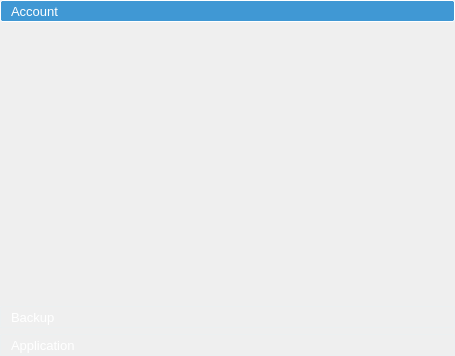
Qt form forms/settingswidget.ui (Tarsnap/tarsnap-gui) before a commit.
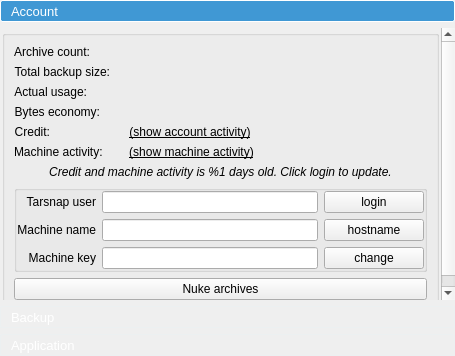
The same form after that commit. Custom widgets are drawn as their Qt base class.

Commit message: forms: move Settings.Account into SettingsWidget

```diff
--- a/forms/settingswidget.ui
+++ b/forms/settingswidget.ui
@@ -74,6 +74,423 @@
        <property name="bottomMargin">
         <number>0</number>
        </property>
+       <item>
+        <widget class="QGroupBox" name="settingsAccountGroupBox">
+         <property name="title">
+          <string/>
+         </property>
+         <layout class="QVBoxLayout" name="settingsAccountGroupBoxVerticalLayout">
+          <item>
+           <layout class="QFormLayout" name="settingsGroupFormLayout">
+            <property name="fieldGrowthPolicy">
+             <enum>QFormLayout::ExpandingFieldsGrow</enum>
+            </property>
+            <property name="formAlignment">
+             <set>Qt::AlignLeading|Qt::AlignLeft|Qt::AlignTop</set>
+            </property>
+            <item row="0" column="0">
+             <widget class="QLabel" name="archiveCountLabel">
+              <property name="toolTip">
+               <string>Number of Archives stored for this Machine</string>
+              </property>
+              <property name="text">
+               <string>Archive count:</string>
+              </property>
+              <property name="alignment">
+               <set>Qt::AlignRight|Qt::AlignTrailing|Qt::AlignVCenter</set>
+              </property>
+             </widget>
+            </item>
+            <item row="0" column="1">
+             <widget class="QLabel" name="accountArchivesCountLabel">
+              <property name="text">
+               <string notr="true"/>
+              </property>
+              <property name="textInteractionFlags">
+               <set>Qt::LinksAccessibleByMouse|Qt::TextSelectableByMouse</set>
+              </property>
+             </widget>
+            </item>
+            <item row="1" column="0">
+             <widget class="QLabel" name="totalBackupLabel">
+              <property name="toolTip">
+               <string>Real size of all stored archives (before compression and deduplication)</string>
+              </property>
+              <property name="text">
+               <string>Total backup size:</string>
+              </property>
+              <property name="alignment">
+               <set>Qt::AlignRight|Qt::AlignTrailing|Qt::AlignVCenter</set>
+              </property>
+             </widget>
+            </item>
+            <item row="1" column="1">
+             <widget class="QLabel" name="accountTotalSizeLabel">
+              <property name="text">
+               <string notr="true"/>
+              </property>
+              <property name="textInteractionFlags">
+               <set>Qt::LinksAccessibleByMouse|Qt::TextSelectableByMouse</set>
+              </property>
+             </widget>
+            </item>
+            <item row="2" column="0">
+             <widget class="QLabel" name="actualUsageLabel">
+              <property name="toolTip">
+               <string>On the Tarsnap servers, this is what you're paying for</string>
+              </property>
+              <property name="text">
+               <string>Actual usage:</string>
+              </property>
+              <property name="alignment">
+               <set>Qt::AlignRight|Qt::AlignTrailing|Qt::AlignVCenter</set>
+              </property>
+             </widget>
+            </item>
+            <item row="2" column="1">
+             <widget class="QLabel" name="accountActualSizeLabel">
+              <property name="text">
+               <string notr="true"/>
+              </property>
+              <property name="textInteractionFlags">
+               <set>Qt::LinksAccessibleByMouse|Qt::TextSelectableByMouse</set>
+              </property>
+             </widget>
+            </item>
+            <item row="3" column="0">
+             <widget class="QLabel" name="bytesEconomyLabel">
+              <property name="toolTip">
+               <string>Bytes reduced by deduplication and compression</string>
+              </property>
+              <property name="text">
+               <string>Bytes economy:</string>
+              </property>
+              <property name="alignment">
+               <set>Qt::AlignRight|Qt::AlignTrailing|Qt::AlignVCenter</set>
+              </property>
+             </widget>
+            </item>
+            <item row="3" column="1">
+             <widget class="QLabel" name="accountStorageSavedLabel">
+              <property name="text">
+               <string notr="true"/>
+              </property>
+              <property name="textInteractionFlags">
+               <set>Qt::LinksAccessibleByMouse|Qt::TextSelectableByMouse</set>
+              </property>
+             </widget>
+            </item>
+            <item row="4" column="0">
+             <widget class="QLabel" name="creditLabel">
+              <property name="toolTip">
+               <string>Credit left on Tarsnap</string>
+              </property>
+              <property name="text">
+               <string>Credit:</string>
+              </property>
+              <property name="alignment">
+               <set>Qt::AlignRight|Qt::AlignTrailing|Qt::AlignVCenter</set>
+              </property>
+             </widget>
+            </item>
+            <item row="4" column="1">
+             <layout class="QHBoxLayout" name="creditHorizontalLayout">
+              <item>
+               <widget class="ElidedLabel" name="accountCreditLabel">
+                <property name="toolTip">
+                 <string>Click login button to update</string>
+                </property>
+                <property name="text">
+                 <string notr="true"/>
+                </property>
+                <property name="textInteractionFlags">
+                 <set>Qt::LinksAccessibleByMouse|Qt::TextSelectableByMouse</set>
+                </property>
+                <property name="elide" stdset="0">
+                 <string notr="true">Qt::ElideRight</string>
+                </property>
+               </widget>
+              </item>
+              <item>
+               <widget class="QPushButton" name="accountActivityShowButton">
+                <property name="font">
+                 <font>
+                  <underline>true</underline>
+                 </font>
+                </property>
+                <property name="toolTip">
+                 <string>Show account activity, requires Tarsnap login</string>
+                </property>
+                <property name="styleSheet">
+                 <string notr="true">QPushButton {
+border: 1px;
+}
+QPushButton:hover {
+color: blue;
+}</string>
+                </property>
+                <property name="text">
+                 <string>(show account activity)</string>
+                </property>
+               </widget>
+              </item>
+             </layout>
+            </item>
+            <item row="5" column="0">
+             <widget class="QLabel" name="machineActivityLabel">
+              <property name="toolTip">
+               <string>Last activity recorded by Tarsnap for this machine</string>
+              </property>
+              <property name="text">
+               <string>Machine activity:</string>
+              </property>
+             </widget>
+            </item>
+            <item row="5" column="1">
+             <layout class="QHBoxLayout" name="machineActivityHorizontalLayout">
+              <item>
+               <widget class="ElidedLabel" name="machineActivity">
+                <property name="toolTip">
+                 <string>Click login button to update</string>
+                </property>
+                <property name="text">
+                 <string notr="true"/>
+                </property>
+                <property name="textInteractionFlags">
+                 <set>Qt::LinksAccessibleByMouse|Qt::TextSelectableByMouse</set>
+                </property>
+                <property name="elide" stdset="0">
+                 <string notr="true">Qt::ElideRight</string>
+                </property>
+               </widget>
+              </item>
+              <item>
+               <widget class="QPushButton" name="machineActivityShowButton">
+                <property name="font">
+                 <font>
+                  <underline>true</underline>
+                 </font>
+                </property>
+                <property name="toolTip">
+                 <string>Show machine activity, requires Tarsnap login</string>
+                </property>
+                <property name="styleSheet">
+                 <string notr="true">QPushButton {
+border: 1px;
+}
+QPushButton:hover {
+color: blue;
+}</string>
+                </property>
+                <property name="text">
+                 <string>(show machine activity)</string>
+                </property>
+               </widget>
+              </item>
+             </layout>
+            </item>
+            <item row="6" column="0" colspan="2">
+             <widget class="ElidedLabel" name="outOfDateNoticeLabel">
+              <property name="font">
+               <font>
+                <italic>true</italic>
+               </font>
+              </property>
+              <property name="toolTip">
+               <string>Displayed credit might be out of date, click login button to fetch latest account details</string>
+              </property>
+              <property name="text">
+               <string>Credit and machine activity is %1 days old. Click login to update.</string>
+              </property>
+              <property name="alignment">
+               <set>Qt::AlignCenter</set>
+              </property>
+              <property name="elide" stdset="0">
+               <string notr="true">Qt::ElideRight</string>
+              </property>
+             </widget>
+            </item>
+           </layout>
+          </item>
+          <item>
+           <widget class="QGroupBox" name="settingsAccountSubGroupBox">
+            <property name="title">
+             <string/>
+            </property>
+            <layout class="QGridLayout" name="settingsAccountSubGridLayout">
+             <property name="leftMargin">
+              <number>0</number>
+             </property>
+             <property name="topMargin">
+              <number>0</number>
+             </property>
+             <property name="rightMargin">
+              <number>0</number>
+             </property>
+             <property name="bottomMargin">
+              <number>0</number>
+             </property>
+             <item row="1" column="2">
+              <widget class="QPushButton" name="accountMachineUseHostnameButton">
+               <property name="sizePolicy">
+                <sizepolicy hsizetype="Fixed" vsizetype="Fixed">
+                 <horstretch>0</horstretch>
+                 <verstretch>0</verstretch>
+                </sizepolicy>
+               </property>
+               <property name="minimumSize">
+                <size>
+                 <width>100</width>
+                 <height>0</height>
+                </size>
+               </property>
+               <property name="maximumSize">
+                <size>
+                 <width>100</width>
+                 <height>16777215</height>
+                </size>
+               </property>
+               <property name="toolTip">
+                <string>Set machine name to host name</string>
+               </property>
+               <property name="text">
+                <string>hostname</string>
+               </property>
+              </widget>
+             </item>
+             <item row="1" column="0">
+              <widget class="QLabel" name="machineNameLabel">
+               <property name="text">
+                <string>Machine name</string>
+               </property>
+               <property name="alignment">
+                <set>Qt::AlignRight|Qt::AlignTrailing|Qt::AlignVCenter</set>
+               </property>
+              </widget>
+             </item>
+             <item row="2" column="2">
+              <widget class="QPushButton" name="accountMachineKeyBrowseButton">
+               <property name="sizePolicy">
+                <sizepolicy hsizetype="Fixed" vsizetype="Fixed">
+                 <horstretch>0</horstretch>
+                 <verstretch>0</verstretch>
+                </sizepolicy>
+               </property>
+               <property name="minimumSize">
+                <size>
+                 <width>100</width>
+                 <height>0</height>
+                </size>
+               </property>
+               <property name="maximumSize">
+                <size>
+                 <width>100</width>
+                 <height>16777215</height>
+                </size>
+               </property>
+               <property name="toolTip">
+                <string>Browse for a machine key</string>
+               </property>
+               <property name="text">
+                <string>change</string>
+               </property>
+              </widget>
+             </item>
+             <item row="0" column="0">
+              <widget class="QLabel" name="tarsnapUserLabel">
+               <property name="text">
+                <string>Tarsnap user</string>
+               </property>
+               <property name="alignment">
+                <set>Qt::AlignRight|Qt::AlignTrailing|Qt::AlignVCenter</set>
+               </property>
+              </widget>
+             </item>
+             <item row="0" column="1">
+              <widget class="QLineEdit" name="accountUserLineEdit">
+               <property name="toolTip">
+                <string>E-mail address used to register on Tarsnap.com</string>
+               </property>
+               <property name="text">
+                <string notr="true"/>
+               </property>
+              </widget>
+             </item>
+             <item row="1" column="1">
+              <widget class="QLineEdit" name="accountMachineLineEdit">
+               <property name="toolTip">
+                <string>Name used for this machine</string>
+               </property>
+               <property name="text">
+                <string notr="true"/>
+               </property>
+               <property name="placeholderText">
+                <string/>
+               </property>
+              </widget>
+             </item>
+             <item row="2" column="1">
+              <widget class="QLineEdit" name="accountMachineKeyLineEdit">
+               <property name="toolTip">
+                <string>Tarsnap key used for this machine</string>
+               </property>
+               <property name="text">
+                <string notr="true"/>
+               </property>
+               <property name="placeholderText">
+                <string/>
+               </property>
+              </widget>
+             </item>
+             <item row="2" column="0">
+              <widget class="QLabel" name="machineKeyLabel">
+               <property name="text">
+                <string>Machine key</string>
+               </property>
+               <property name="alignment">
+                <set>Qt::AlignRight|Qt::AlignTrailing|Qt::AlignVCenter</set>
+               </property>
+              </widget>
+             </item>
+             <item row="0" column="2">
+              <widget class="QPushButton" name="updateAccountButton">
+               <property name="toolTip">
+                <string>Login to Tarsnap website to update credit and machine activity &lt;span style=&quot;color:gray;font-size:small&quot;&gt;%1&lt;/span&gt;</string>
+               </property>
+               <property name="text">
+                <string>login</string>
+               </property>
+              </widget>
+             </item>
+            </layout>
+           </widget>
+          </item>
+          <item>
+           <widget class="QPushButton" name="nukeArchivesButton">
+            <property name="toolTip">
+             <string>Nukes all archives stored for the current key from the Tarsnap server</string>
+            </property>
+            <property name="text">
+             <string>Nuke archives</string>
+            </property>
+           </widget>
+          </item>
+         </layout>
+        </widget>
+       </item>
+       <item>
+        <spacer name="settingsAccountVerticalSpacer">
+         <property name="orientation">
+          <enum>Qt::Vertical</enum>
+         </property>
+         <property name="sizeHint" stdset="0">
+          <size>
+           <width>20</width>
+           <height>40</height>
+          </size>
+         </property>
+        </spacer>
+       </item>
       </layout>
      </widget>
      <widget class="QWidget" name="settingsBackupPage">
@@ -134,6 +551,24 @@
    </item>
   </layout>
  </widget>
+ <customwidgets>
+  <customwidget>
+   <class>ElidedLabel</class>
+   <extends>QLabel</extends>
+   <header>../widgets/elidedlabel.h</header>
+  </customwidget>
+ </customwidgets>
+ <tabstops>
+  <tabstop>accountActivityShowButton</tabstop>
+  <tabstop>machineActivityShowButton</tabstop>
+  <tabstop>accountUserLineEdit</tabstop>
+  <tabstop>updateAccountButton</tabstop>
+  <tabstop>accountMachineLineEdit</tabstop>
+  <tabstop>accountMachineUseHostnameButton</tabstop>
+  <tabstop>accountMachineKeyLineEdit</tabstop>
+  <tabstop>accountMachineKeyBrowseButton</tabstop>
+  <tabstop>nukeArchivesButton</tabstop>
+ </tabstops>
  <resources/>
  <connections/>
 </ui>
```
Left out of the diff: 11 changed lines with no effect on the pictures. The commit also changes 1 other file.
